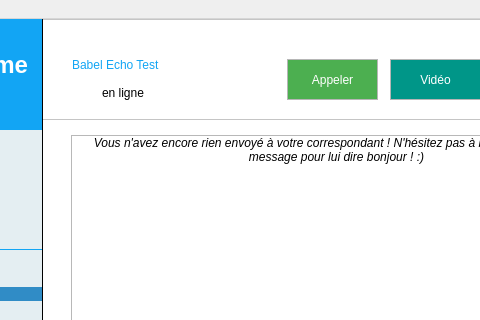
The window that client/mainwindow.ui (adrijere/cpp_babel) describes before a commit, drawn with Qt 5; both pictures show x 198 to 678 and y 0 to 320 of the 821 by 626 pixel window.
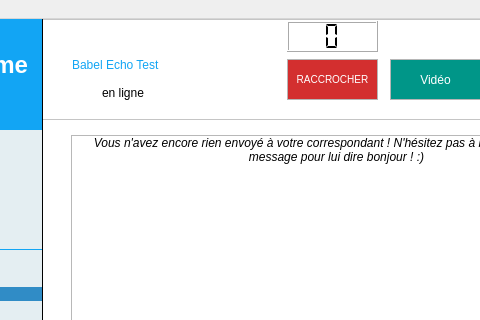
The same window after the commit. Icons and pictures are not drawn.

```diff
--- a/client/mainwindow.ui
+++ b/client/mainwindow.ui
@@ -331,7 +331,7 @@
      </rect>
     </property>
     <property name="cursor">
-     <cursorShape>ForbiddenCursor</cursorShape>
+     <cursorShape>PointingHandCursor</cursorShape>
     </property>
     <property name="layoutDirection">
      <enum>Qt::LeftToRight</enum>
@@ -634,7 +634,7 @@
      <rect>
       <x>300</x>
       <y>58</y>
-      <width>61</width>
+      <width>91</width>
       <height>31</height>
      </rect>
     </property>
@@ -701,6 +701,31 @@
      <property name="frameShadow">
       <enum>QFrame::Raised</enum>
      </property>
+     <widget class="QLCDNumber" name="callTimer">
+      <property name="geometry">
+       <rect>
+        <x>247</x>
+        <y>2</y>
+        <width>91</width>
+        <height>31</height>
+       </rect>
+      </property>
+      <property name="smallDecimalPoint">
+       <bool>false</bool>
+      </property>
+      <property name="digitCount">
+       <number>1</number>
+      </property>
+      <property name="segmentStyle">
+       <enum>QLCDNumber::Flat</enum>
+      </property>
+      <property name="value" stdset="0">
+       <double>0.000000000000000</double>
+      </property>
+      <property name="intValue" stdset="0">
+       <number>0</number>
+      </property>
+     </widget>
     </widget>
    </widget>
    <widget class="QLineEdit" name="sendText">
@@ -751,6 +776,52 @@
      <bool>true</bool>
     </property>
    </widget>
+   <widget class="QPushButton" name="hangOutButton">
+    <property name="geometry">
+     <rect>
+      <x>485</x>
+      <y>40</y>
+      <width>91</width>
+      <height>41</height>
+     </rect>
+    </property>
+    <property name="cursor">
+     <cursorShape>PointingHandCursor</cursorShape>
+    </property>
+    <property name="layoutDirection">
+     <enum>Qt::LeftToRight</enum>
+    </property>
+    <property name="autoFillBackground">
+     <bool>false</bool>
+    </property>
+    <property name="styleSheet">
+     <string notr="true">border: 1px solid #B6B6B6;
+color: #FFFFFF;
+background-color: #D32F2F;
+border-radius: 25px;
+text-transform: uppercase;
+font-size: 10px;</string>
+    </property>
+    <property name="text">
+     <string>RACCROCHER</string>
+    </property>
+    <property name="icon">
+     <iconset resource="resources.qrc">
+      <normaloff>:/images/hangout.png</normaloff>:/images/hangout.png</iconset>
+    </property>
+    <property name="checkable">
+     <bool>false</bool>
+    </property>
+    <property name="autoRepeat">
+     <bool>false</bool>
+    </property>
+    <property name="autoExclusive">
+     <bool>false</bool>
+    </property>
+    <property name="flat">
+     <bool>true</bool>
+    </property>
+   </widget>
    <zorder>frame_3</zorder>
    <zorder>frame</zorder>
    <zorder>tabSidebar</zorder>
@@ -771,6 +842,7 @@
    <zorder>statusPix</zorder>
    <zorder>sendText</zorder>
    <zorder>removeFriendButton</zorder>
+   <zorder>hangOutButton</zorder>
   </widget>
   <widget class="QMenuBar" name="menubar">
    <property name="geometry">
@@ -778,7 +850,7 @@
      <x>0</x>
      <y>0</y>
      <width>821</width>
-     <height>25</height>
+     <height>27</height>
     </rect>
    </property>
    <widget class="QMenu" name="menuBabel">
```
